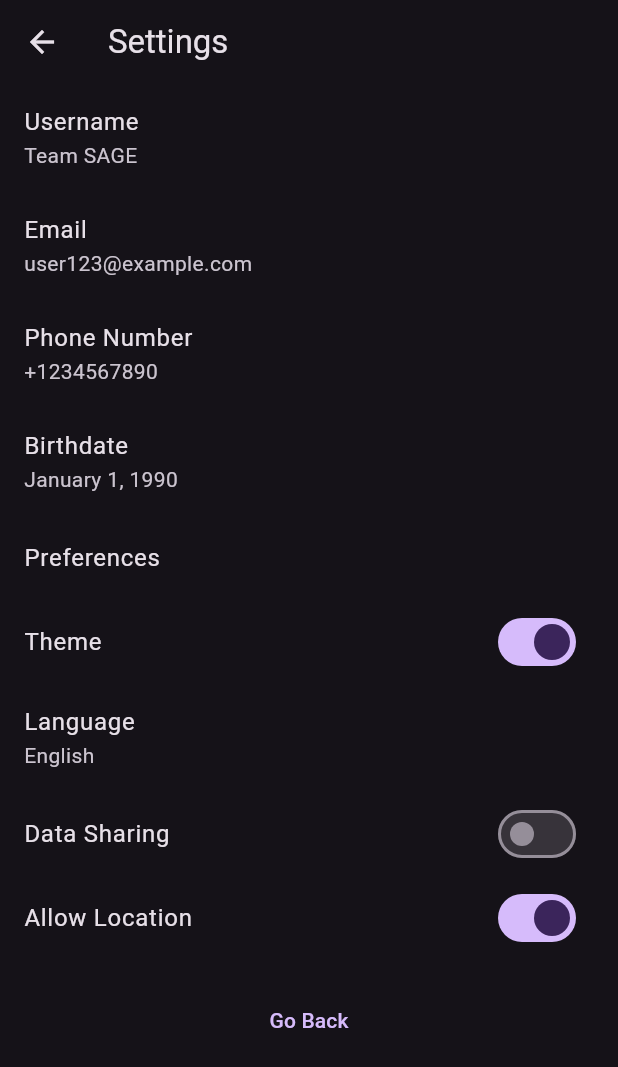
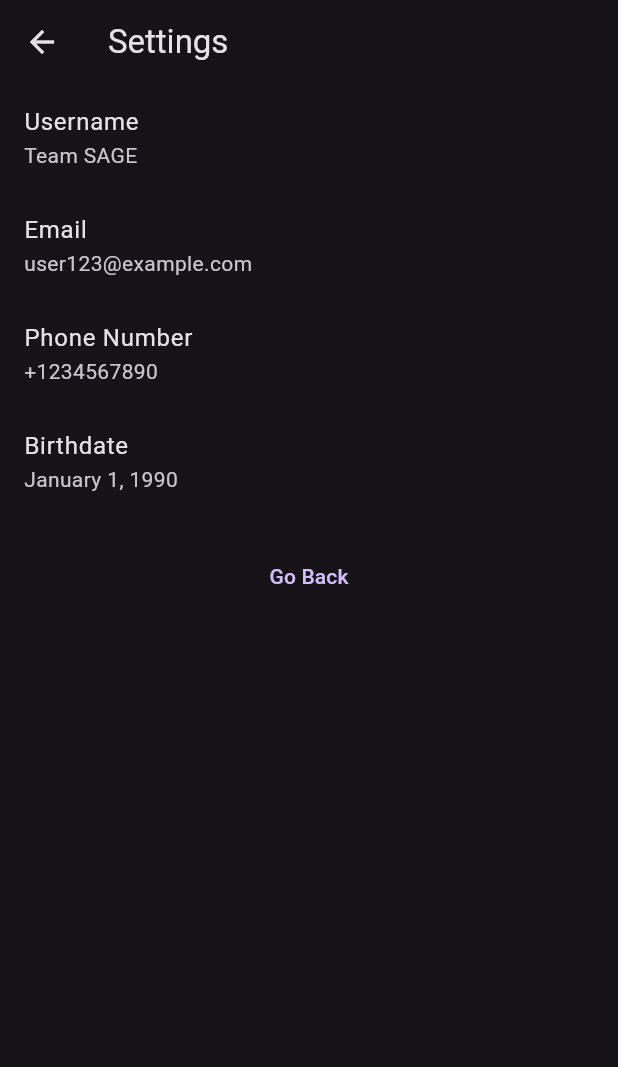
Before and after one commit to MartinDampier/4243Project, a Flutter app: the SettingsPage screen opened directly, on a phone screen of 412 x 824 dp. Shown: the top 1067 px of the screen. Run offline on Flutter 3.47's test engine with Material 3 defaults, Android fonts, the phone set to English and light mode, and no system bars; our stand-ins replace email_validator, image_picker, intl_phone_number_input.

Commit message:
delete unfunctional button

```diff
--- a/lib/views/settingsView.dart
+++ b/lib/views/settingsView.dart
@@ -199,40 +199,6 @@ class _SettingsPageState extends State<SettingsPage> {
             subtitle: Text(DateFormat('yMMMMd').format(_birthdate)), // Using the intl package to format the date
             onTap: _changeBirthdate,
           ),
-          ListTile(
-            title: const Text('Preferences'),
-            onTap: () {
-              // Implement navigation or functionality for preferences setting
-            },
-          ),
-          SwitchListTile(
-            title: const Text('Theme'),
-            value: true, // Assume the theme is currently set to true (dark mode)
-            onChanged: (bool value) {
-              // Implement theme change functionality
-            },
-          ),
-          ListTile(
-            title: const Text('Language'),
-            subtitle: const Text('English'),
-            onTap: () {
-              // Implement navigation or functionality for language setting
-            },
-          ),
-          SwitchListTile(
-            title: const Text('Data Sharing'),
-            value: false, // Assume data sharing is currently set to false
-            onChanged: (bool value) {
-              // Implement data sharing functionality
-            },
-          ),
-          SwitchListTile(
-            title: const Text('Allow Location'),
-            value: true, // Assume location is currently allowed
-            onChanged: (bool value) {
-              // Implement location permission functionality
-            },
-          ),
           Padding(
             padding: const EdgeInsets.all(16.0),
             child: TextButton(
```
